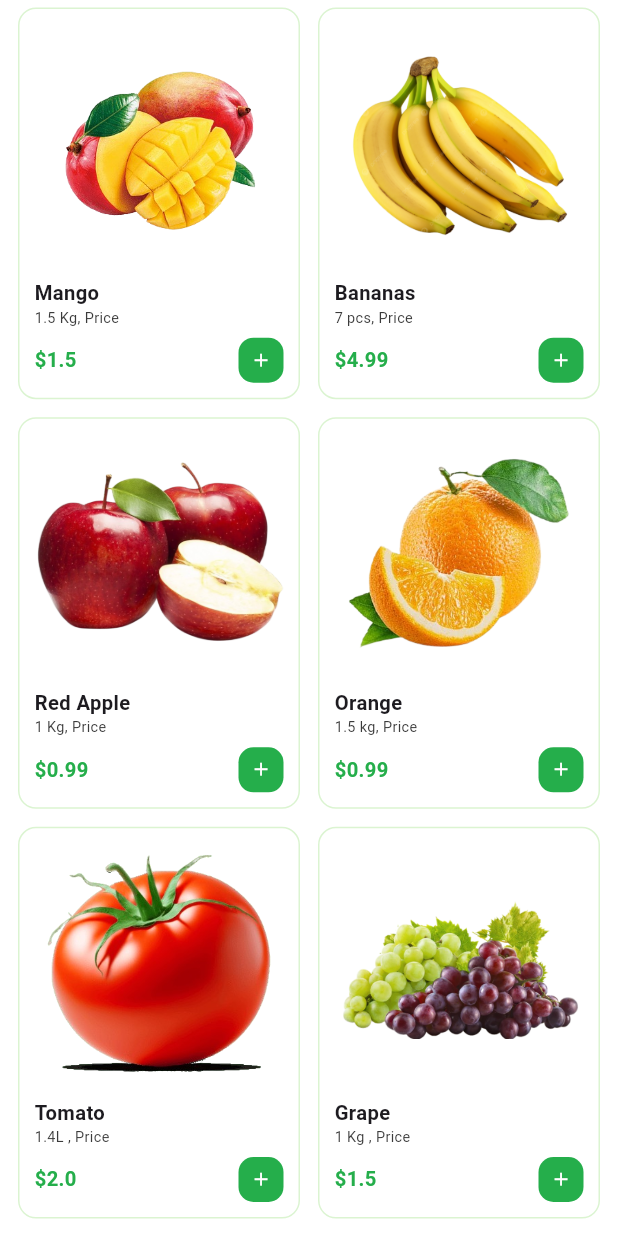
After one commit to MohamadRamahi/groceries_app, a Flutter app: the FreshFruitsScreen screen opened directly, scrolled down 35 dp, after a tap on the "add" icon, on a phone screen of 412 x 824 dp. The commit adds this screen. Run offline on Flutter 3.47's test engine with Material 3 defaults, Android fonts, the phone set to English and light mode, and no system bars; our stand-ins replace bloc, equatable, flutter_bloc, geocoding, geolocator, intl_phone_field and 3 more; accounts and stored records are empty.

Commit message:
edit design and logic fresh fruits screen and fresh fruits cubit and fresh fruits widget and add new images

```diff
--- /dev/null
+++ b/lib/cubit/cubit/fresh_frutes_cubit.dart
@@ -0,0 +1,89 @@
+import 'package:flutter_bloc/flutter_bloc.dart';
+
+abstract class FreshFrutesState {}
+
+class FreshFrutesInitial extends FreshFrutesState {}
+
+class FreshFrutesLoaded extends FreshFrutesState {
+  final List<Map<String, dynamic>> products;
+  FreshFrutesLoaded(this.products);
+}
+
+class FreshFrutesCubit extends Cubit<FreshFrutesState> {
+  FreshFrutesCubit() : super(FreshFrutesInitial()) {
+    loadFreshFrutesProducts();
+  }
+
+  final List<Map<String, dynamic>> topProducts = [
+    {
+      "name": "Mango ",
+      "rating": 3.8,
+      "price": 1.5,
+      "description": "1.5 Kg, Price",
+      "description1":  "Mangoes are nutritious and may support weight loss. ",
+      "image": "assets/image/mango_png.png"
+    },
+    {
+      "name": "Bananas",
+      "rating": 4.5,
+      "price": 4.99,
+      "description": "7 pcs, Price",
+      "description1":  "Apples are nutritious. Apples may be good for weight loss. ",
+
+      "image": "assets/image/bananas.png"
+    },
+    {
+      "name": "Red Apple ",
+      "rating": 4.5,
+      "price": 0.99,
+      "description": "1 Kg, Price",
+      "description1":  "Apples are nutritious. Apples may be good for weight loss. ",
+
+      "image": "assets/image/red_apple.png"
+    },
+    {
+      "name": "Orange",
+      "rating": 4.5,
+      "price": 0.99,
+      "description": "1.5 kg, Price",
+      "description1":  "Apples are nutritious. Apples may be good for weight loss. ",
+
+      "image": "assets/image/orange.png"
+    },
+    {
+      "name": "Tomato",
+      "rating": 4.5,
+      "price": 2.00,
+      "description": "1.4L , Price",
+      "description1":  "Apples are nutritious. Apples may be good for weight loss. ",
+
+      "image": "assets/image/tomato.png"
+    },
+    {
+      "name": "Grape ",
+      "rating": 4.5,
+      "price": 1.5,
+      "description": "1 Kg , Price",
+      "description1":  "Apples are nutritious. Apples may be good for weight loss. ",
+
+      "image": "assets/image/grape1.png"
+    },
+
+  ];
+
+  void loadFreshFrutesProducts() {
+    List<Map<String, dynamic>> FreshFrutes = topProducts
+        .where((product) => product["rating"] >= 2)
+        .toList();
+    emit(FreshFrutesLoaded(FreshFrutes));
+  }
+
+  void search(String query) {
+    List<Map<String, dynamic>> filtered = topProducts
+        .where((product) =>
+    product["name"].toLowerCase().contains(query.toLowerCase()) &&
+        product["rating"] >= 4.0)
+        .toList();
+    emit(FreshFrutesLoaded(filtered));
+  }
+}
--- a/lib/main.dart
+++ b/lib/main.dart
@@ -6,6 +6,7 @@ import 'package:groceries_app/cubit/cubit/bottom_navbar_cubit.dart';
 import 'package:groceries_app/cubit/cubit/cart_cubit.dart';
 import 'package:groceries_app/cubit/cubit/explore_cubit.dart';
 import 'package:groceries_app/cubit/cubit/favorite_cubit.dart';
+import 'package:groceries_app/cubit/cubit/fresh_frutes_cubit.dart';
 import 'package:groceries_app/cubit/cubit/location_cubit.dart';
 import 'package:groceries_app/cubit/cubit/login_cubit.dart';
 import 'package:groceries_app/cubit/cubit/meat_and_chiken_cubit.dart';
@@ -48,7 +49,8 @@ class MyApp extends StatelessWidget {
         BlocProvider(create: (context)=>BottomNavCubit()),
         BlocProvider(create: (context)=>FavoriteProductsCubit()),
         BlocProvider(create: (context)=>ExplorerCubit()),
-        BlocProvider(create: (context)=>BeverageCubit())
+        BlocProvider(create: (context)=>BeverageCubit()),
+        BlocProvider(create: (context)=>FreshFrutesCubit()),
       ],
       child: MaterialApp(
         debugShowCheckedModeBanner: false,
--- a/lib/view/screen/cart_screen.dart
+++ b/lib/view/screen/cart_screen.dart
@@ -23,9 +23,9 @@ class _CartScreenState extends State<CartScreen> {
     final discount = 2.0;
 
     return Scaffold(
-      backgroundColor: Theme.of(context).appBarTheme.backgroundColor,
+      backgroundColor: Colors.white,
       appBar: AppBar(
-        backgroundColor: Theme.of(context).appBarTheme.backgroundColor,
+        backgroundColor: Colors.white,
         elevation: 0,
         leading: _buildLocationIcon(),
         title: LocationTitleWidget(),
--- a/lib/view/screen/fresh_frutes_screen.dart
+++ b/lib/view/screen/fresh_frutes_screen.dart
@@ -1,10 +1,27 @@
 import 'package:flutter/material.dart';
+import 'package:groceries_app/responsive.dart';
+import 'package:groceries_app/view/widget/beverage_widget.dart';
+import 'package:groceries_app/view/widget/fresh_frutis_widget.dart';
 
 class FreshFruitsScreen extends StatelessWidget {
   const FreshFruitsScreen({super.key});
 
   @override
   Widget build(BuildContext context) {
-    return const Placeholder();
+    return Scaffold(
+      backgroundColor: Colors.white,
+      body: SingleChildScrollView(
+        child: SafeArea(
+          child: Column(
+            children:  [
+              Text('Beverage',style: TextStyle(fontSize:
+              responsiveWidth(context, 20)),),
+              FreshFrutisWidget(),
+
+            ],
+          ),
+        ),
+      ),
+    );
   }
 }
--- a/lib/view/screen/success_screen.dart
+++ b/lib/view/screen/success_screen.dart
@@ -9,6 +9,7 @@ class SuccessScreen extends StatelessWidget {
   @override
   Widget build(BuildContext context) {
     return Scaffold(
+      backgroundColor: Colors.white,
       body: Padding(
         padding:  EdgeInsets.symmetric(horizontal: responsiveWidth(context, 24)),
         child: Center(
@@ -89,7 +90,7 @@ class SuccessScreen extends StatelessWidget {
                     ),
                     child: Center(
                       child: Text(
-                        'Cancel',
+                        'Go To Home',
                         style: TextStyle(
                           fontSize: responsiveWidth(context, 18),
                           color: Colors.black,
--- /dev/null
+++ b/lib/view/widget/fresh_frutis_widget.dart
@@ -0,0 +1,150 @@
+import 'package:flutter/material.dart';
+import 'package:flutter_bloc/flutter_bloc.dart';
+import 'package:groceries_app/cubit/cubit/beverage_cubit.dart';
+import 'package:groceries_app/cubit/cubit/cart_cubit.dart';
+import 'package:groceries_app/cubit/cubit/fresh_frutes_cubit.dart';
+import 'package:groceries_app/responsive.dart';
+import 'package:groceries_app/view/screen/product_details_screen.dart';
+
+import '../../../model/product_model.dart';
+
+class FreshFrutisWidget extends StatelessWidget {
+  const FreshFrutisWidget({Key? key}) : super(key: key);
+
+  @override
+  Widget build(BuildContext context) {
+    final double screenWidth = MediaQuery.of(context).size.width;
+
+    return BlocProvider(
+      create: (context) => FreshFrutesCubit(),
+      child: BlocBuilder<FreshFrutesCubit, FreshFrutesState>(
+        builder: (context, state) {
+          if (state is FreshFrutesLoaded) {
+            return Padding(
+              padding: const EdgeInsets.all(12.0),
+              child: GridView.builder(
+                physics: const NeverScrollableScrollPhysics(), // disables scroll if inside scrollable
+                shrinkWrap: true,
+                itemCount: state.products.length,
+                gridDelegate: const SliverGridDelegateWithFixedCrossAxisCount(
+                  crossAxisCount: 2,
+                  childAspectRatio: 0.72,
+                  crossAxisSpacing: 12,
+                  mainAxisSpacing: 12,
+                ),
+                itemBuilder: (context, index) {
+                  final product = state.products[index];
+                  return _buildProductCard(screenWidth, product, context);
+                },
+              ),
+            );
+          }
+          return const Center(child: CircularProgressIndicator());
+        },
+      ),
+    );
+  }
+
+  Widget _buildProductCard(double screenWidth, Map<String, dynamic> product, BuildContext context) {
+    return GestureDetector(
+      onTap: () {
+        final productModel = Product(
+          name: product["name"],
+          price: product["price"],
+          description: product["description"],
+          description1: product["description1"] ?? '',
+          image: product["image"],
+          images: product['images'] ?? '',
+        );
+        Navigator.push(
+          context,
+          MaterialPageRoute(
+            builder: (context) => ProductDetailsScreen(product: productModel),
+          ),
+        );
+      },
+      child: Container(
+        decoration: BoxDecoration(
+          color: Colors.white,
+          border: Border.all(color: const Color(0xffDBF4D1)),
+          borderRadius: BorderRadius.circular(12),
+        ),
+        child: Padding(
+          padding: const EdgeInsets.all(10),
+          child: Column(
+            crossAxisAlignment: CrossAxisAlignment.start,
+            children: [
+              Expanded(
+                child: Image.asset(
+                  product["image"],
+                  fit: BoxFit.contain,
+                  width: double.infinity,
+                ),
+              ),
+              const SizedBox(height: 6),
+              Text(
+                product["name"],
+                style: TextStyle(
+                  fontWeight: FontWeight.bold,
+                  fontSize: responsiveWidth(context, 14),
+                ),
+              ),
+              Text(
+                product["description"],
+                style: TextStyle(
+                  fontSize: responsiveWidth(context, 10),
+                  color:  Color(0xff3B3B3B),
+                ),
+              ),
+              const SizedBox(height: 6),
+              Row(
+                mainAxisAlignment: MainAxisAlignment.spaceBetween,
+                children: [
+                  Text(
+                    "\$${product["price"]}",
+                    style: TextStyle(
+                      fontSize: responsiveWidth(context, 14),
+                      color: const Color(0xff25AE4B),
+                      fontWeight: FontWeight.bold,
+                    ),
+                  ),
+                  _buildAddButton(context, screenWidth, product),
+                ],
+              )
+            ],
+          ),
+        ),
+      ),
+    );
+  }
+
+  Widget _buildAddButton(BuildContext context, double screenWidth, Map<String, dynamic> product) {
+    return Container(
+      width: 30,
+      height: 30,
+      decoration: const BoxDecoration(
+          shape: BoxShape.rectangle,
+          color: Color(0xff25AE4B),
+          borderRadius: BorderRadius.all(Radius.circular(10))
+      ),
+      child: IconButton(
+        padding: EdgeInsets.zero,
+        icon: Icon(Icons.add, size: screenWidth * 0.035, color: Colors.white),
+        onPressed: () {
+          final productModel = Product(
+            name: product["name"],
+            price: product["price"],
+            image: product["image"],
+            images: product['images'] ?? '',
+            description: product["description"],
+            description1: product["description1"] ?? '',
+          );
+          context.read<CartCubit>().addToCart(
+            product: productModel,
+            quantity: 1,
+          );
+        },
+      ),
+    );
+  }
+}
```
Also changed, not shown: assets/image/grape.png (added), assets/image/grape1.png (added), assets/image/mango_png.png (added), assets/image/oils2.png (added), assets/image/orange.png (added), assets/image/tomato.png (added).
